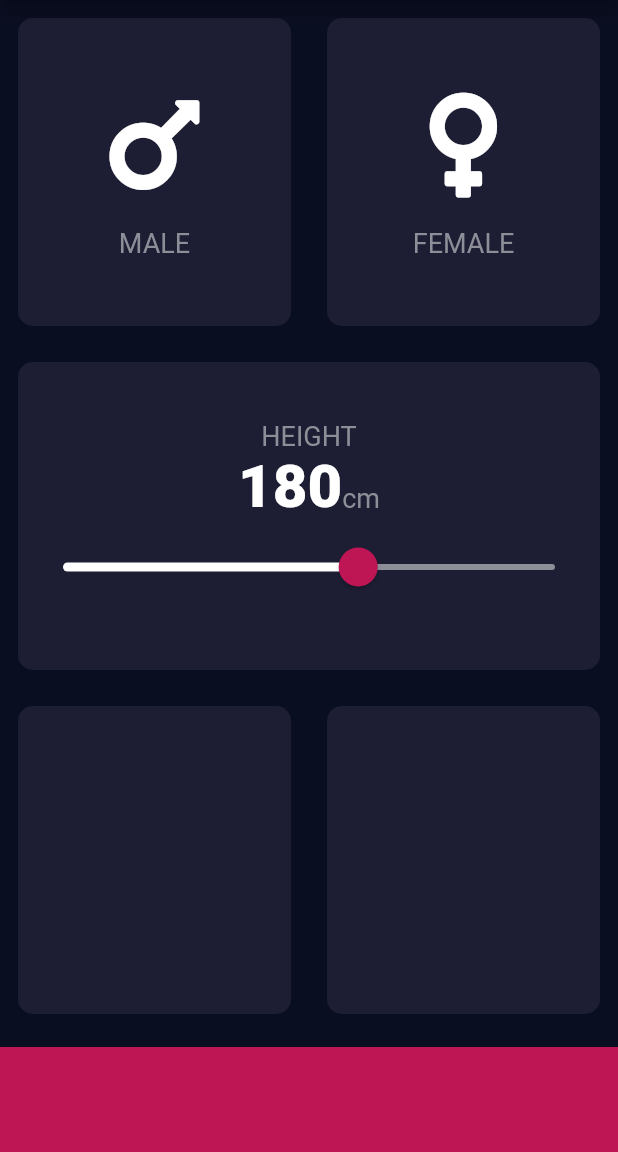
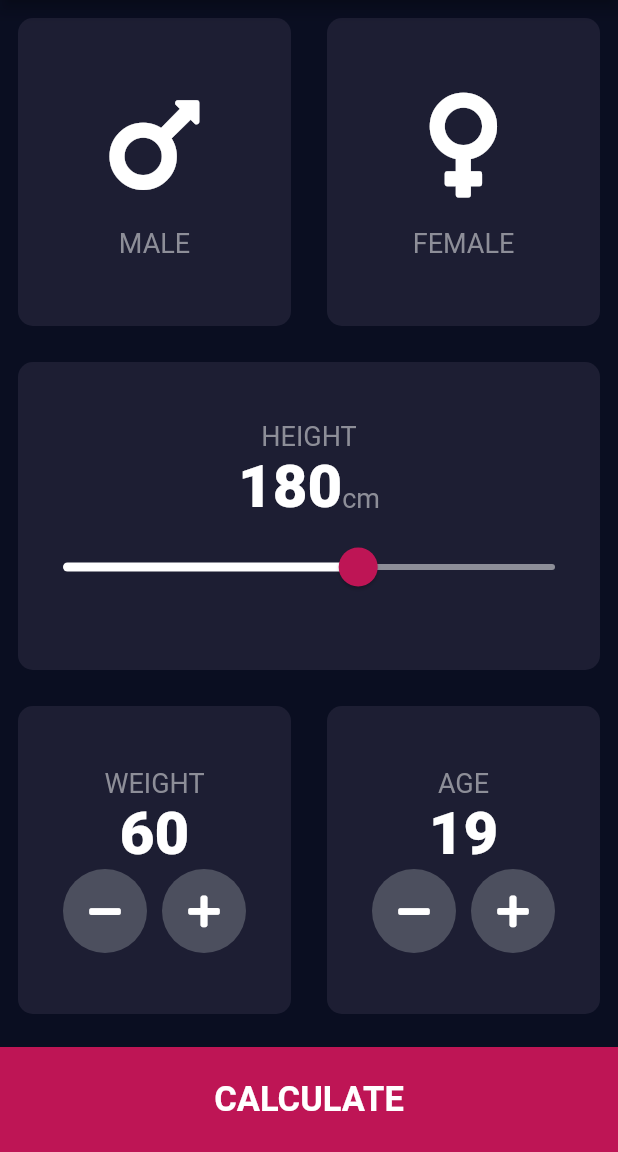
Before and after one commit to KaungThant-Zin/bmi-calculator, a Flutter app: the screen it shows after launch, on a phone screen of 412 x 824 dp, the part 84-1236 px from its top. Run offline on Flutter 3.47's test engine with Material 2 defaults, Android fonts, the phone set to English and light mode, and no system bars; our stand-ins replace font_awesome_flutter.

```diff
--- /dev/null
+++ b/lib/bottom_calculate.dart
@@ -0,0 +1,27 @@
+import 'package:flutter/material.dart';
+import 'constants.dart';
+
+class BottomCalculate extends StatelessWidget {
+  final String title;
+  final Function onTap;
+  BottomCalculate({this.title, this.onTap});
+
+  @override
+  Widget build(BuildContext context) {
+    return GestureDetector(
+      onTap: onTap,
+      child: Container(
+        child: Center(
+          child: Text(
+            title,
+            style: bottomTextStyle,
+          ),
+        ),
+        margin: EdgeInsets.only(top: 10.0),
+        color: Color(0xFFBE1555),
+        height: bottomContainerHeight,
+        width: double.infinity,
+      ),
+    );
+  }
+}
--- a/lib/input_page.dart
+++ b/lib/input_page.dart
@@ -3,6 +3,8 @@ import 'package:font_awesome_flutter/font_awesome_flutter.dart';
 import 'icon_content.dart';
 import 'reusable_card.dart';
 import 'constants.dart';
+import 'result.dart';
+import 'bottom_calculate.dart';
 
 enum Gender {
   male,
@@ -16,6 +18,8 @@ class InputPage extends StatefulWidget {
 
 Gender selectedGender;
 int slideheight = 180;
+int weight = 60;
+int age = 19;
 
 class _InputPageState extends State<InputPage> {
   @override
@@ -125,24 +129,123 @@ class _InputPageState extends State<InputPage> {
                 Expanded(
                   child: ReusableCard(
                     bmicolour: activeCardColor,
+                    childCard: Column(
+                      mainAxisAlignment: MainAxisAlignment.center,
+                      children: [
+                        Text(
+                          'WEIGHT',
+                          style: myTextStyle,
+                        ),
+                        Text(
+                          weight.toString(),
+                          style: myNumStyle,
+                        ),
+                        Row(
+                          mainAxisAlignment: MainAxisAlignment.center,
+                          children: [
+                            MyFloatButton(
+                              icon: FontAwesomeIcons.minus,
+                              onPress: () {
+                                setState(() {
+                                  weight--;
+                                });
+                              },
+                            ),
+                            SizedBox(
+                              width: 10.0,
+                            ),
+                            MyFloatButton(
+                              icon: FontAwesomeIcons.plus,
+                              onPress: () {
+                                setState(() {
+                                  weight++;
+                                });
+                              },
+                            ),
+                          ],
+                        ),
+                      ],
+                    ),
                   ),
                 ),
                 Expanded(
                   child: ReusableCard(
                     bmicolour: activeCardColor,
+                    childCard: Column(
+                      mainAxisAlignment: MainAxisAlignment.center,
+                      children: [
+                        Text(
+                          'AGE',
+                          style: myTextStyle,
+                        ),
+                        Text(
+                          age.toString(),
+                          style: myNumStyle,
+                        ),
+                        Row(
+                          mainAxisAlignment: MainAxisAlignment.center,
+                          children: [
+                            MyFloatButton(
+                              icon: FontAwesomeIcons.minus,
+                              onPress: () {
+                                setState(() {
+                                  age--;
+                                });
+                              },
+                            ),
+                            SizedBox(
+                              width: 10.0,
+                            ),
+                            MyFloatButton(
+                              icon: FontAwesomeIcons.plus,
+                              onPress: () {
+                                setState(() {
+                                  age++;
+                                });
+                              },
+                            ),
+                          ],
+                        ),
+                      ],
+                    ),
                   ),
                 ),
               ],
             ),
           ),
-          Container(
-            margin: EdgeInsets.only(top: 10.0),
-            color: Color(0xFFBE1555),
-            height: bottomContainerHeight,
-            width: double.infinity,
+          BottomCalculate(
+            title: 'CALCULATE',
+            onTap: () {
+              Navigator.push(
+                context,
+                MaterialPageRoute(
+                  builder: (context) => ResultPage(),
+                ),
+              );
+            },
           ),
         ],
       ),
     );
   }
 }
+
+class MyFloatButton extends StatelessWidget {
+  MyFloatButton({@required this.icon, @required this.onPress});
+  final IconData icon;
+  final Function onPress;
+  @override
+  Widget build(BuildContext context) {
+    return RawMaterialButton(
+      onPressed: onPress,
+      child: Icon(icon),
+      elevation: 0.0,
+      shape: CircleBorder(),
+      fillColor: Color(0xFF4C4F5E),
+      constraints: BoxConstraints.tightFor(
+        height: 56.0,
+        width: 56.0,
+      ),
+    );
+  }
+}
```
Also changed, not shown: lib/constants.dart (+21 -0 lines), lib/result.dart (added, +63 -0 lines).
